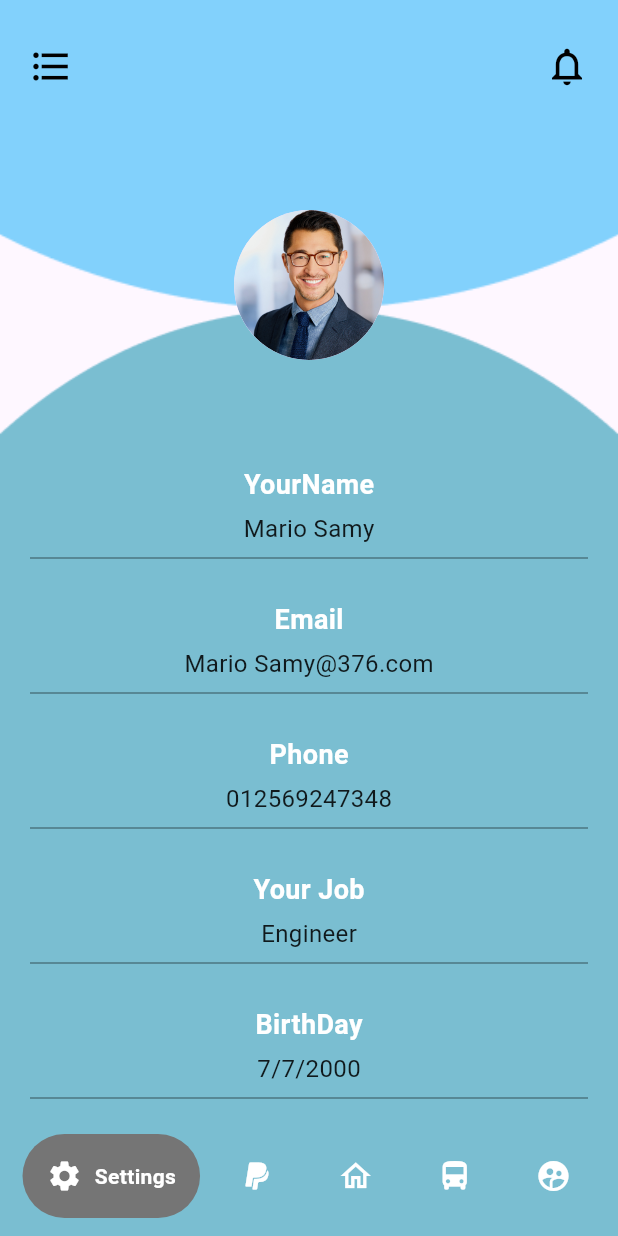
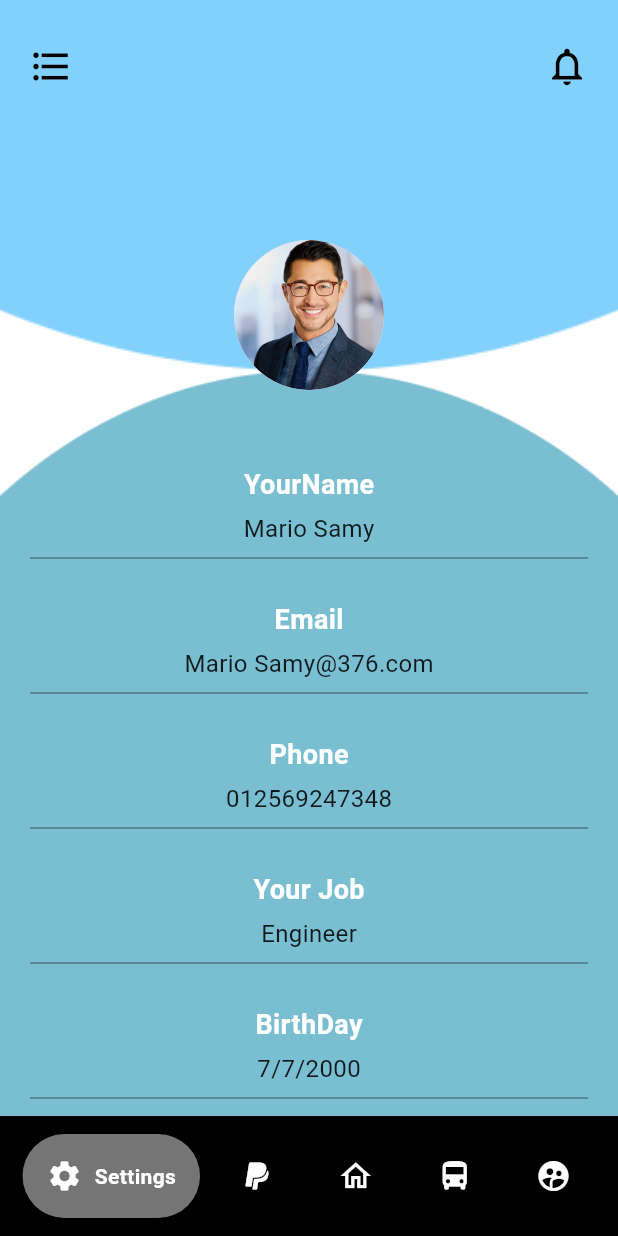
Before and after one commit to aliKhaledIbnAlwalid/EduNourish, a Flutter app: the ParentProfile screen opened directly, on a phone screen of 412 x 824 dp. Run offline on Flutter 3.47's test engine with Material 3 defaults, Android fonts, the phone set to English and light mode, and no system bars; drawn by our look-alikes of google_nav_bar; our stand-ins replace concentric_transition, lottie.

```diff
--- a/lib/main.dart
+++ b/lib/main.dart
@@ -1,3 +1,4 @@
+import 'package:edunourish/parent/parent_profile.dart';
 import 'package:flutter/material.dart';
 
 import 'intro_Screens/on_boarding_screen.dart';
--- a/lib/parent/parent_profile.dart
+++ b/lib/parent/parent_profile.dart
@@ -2,28 +2,25 @@ import 'package:flutter/material.dart';
 import 'package:google_nav_bar/google_nav_bar.dart';
 
 class ParentProfile extends StatelessWidget {
-  const ParentProfile({super.key});
+  const ParentProfile({Key? key}) : super(key: key);
 
   @override
   Widget build(BuildContext context) {
-    return Scaffold(
-
-      body: Stack(
+    return Stack(
       children: [
-          SizedBox(
-            height: MediaQuery.of(context).size.height * 0.25,
-           width: double.infinity,
+        Container(
+          height: MediaQuery.of(context).size.height * 0.3,
           child: Image.asset(
             'assets/parent/Ellipse 11.png',
             fit: BoxFit.cover,
           ),
         ),
         Positioned(
-            top: MediaQuery.of(context).size.height * 0.25,
+          top: MediaQuery.of(context).size.height * 0.3,
           // width: MediaQuery.of(context).size.width,
           child: Container(
             // height: MediaQuery.of(context).size.height * 0.3,
-              decoration: const BoxDecoration(
+            decoration: BoxDecoration(
               shape: BoxShape.circle,
             ),
             child: Image.asset(
@@ -38,32 +35,28 @@ class ParentProfile extends StatelessWidget {
               // Move the CircleAvatar to the desired position
               Positioned(
                 top:
-                      140, // Adjust this to match the red circle's vertical position
+                    160, // Adjust this to match the red circle's vertical position
                 left: MediaQuery.of(context).size.width / 2 -
                     50, // Center horizontally
-                  child: const CircleAvatar(
+                child: CircleAvatar(
                   radius: 50,
                   backgroundImage: AssetImage('assets/parent/Ellipse 12.png'),
                 ),
               ),
               Column(
                 children: [
-                    const SizedBox(
-                      height: 300,
-                    ),
+                  SizedBox(height: 300,),
                   Expanded(
                     child: Padding(
                       padding: const EdgeInsets.symmetric(horizontal: 20),
                       child: ListView(
                         children: const [
                           ProfileDetail(label: "YourName", value: "Mario Samy"),
-                            ProfileDetail(
-                                label: "Email", value: "Mario Samy@376.com"),
+                          ProfileDetail(label: "Email", value: "Mario Samy@376.com"),
                           ProfileDetail(label: "Phone", value: "012569247348"),
                           ProfileDetail(label: "Your Job", value: "Engineer"),
                           ProfileDetail(label: "BirthDay", value: "7/7/2000"),
-                            ProfileDetail(
-                                label: "Your Child Name", value: "Piple"),
+                          ProfileDetail(label: "Your Child Name", value: "Piple"),
                         ],
                       ),
                     ),
@@ -73,49 +66,34 @@ class ParentProfile extends StatelessWidget {
             ],
           ),
           bottomNavigationBar: Container(
-
+            color: Colors.black,
             child: Padding(
-                padding:
-                    const EdgeInsets.symmetric(horizontal: 15.0, vertical: 12.0),
+              padding: const EdgeInsets.symmetric(horizontal: 15.0,vertical: 12.0),
               child: GNav(
-                  backgroundColor: const Color(0xff7ABED1),
+                backgroundColor: Colors.black,
                 color: Colors.white,
                 activeColor: Colors.white,
                 tabBackgroundColor: Colors.grey.shade600,
-                  padding: const EdgeInsets.all(16),
+                padding: EdgeInsets.all(16),
                 gap: 8,
                 tabs: const [
-                    GButton(
-                      icon: Icons.settings,
-                      text: 'Settings',
-                    ),
-                    GButton(
-                      icon: Icons.paypal,
-                      text: 'Paypal',
-                    ),
-                    GButton(
-                      icon: Icons.home_outlined,
-                      text: 'Home',
-                    ),
-                    GButton(
-                      icon: Icons.directions_bus,
-                      text: 'Bus',
-                    ),
-                    GButton(
-                      icon: Icons.supervised_user_circle,
-                      text: 'User',
-                    ),
+                  GButton(icon: Icons.settings, text: 'Settings',),
+                  GButton(icon: Icons.paypal , text: 'Paypal',),
+                  GButton(icon: Icons.home_outlined , text: 'Home',),
+                  GButton(icon: Icons.directions_bus , text: 'Bus',),
+                  GButton(icon: Icons.supervised_user_circle, text: 'User',),
                 ],
               ),
             ),
           ),
         ),
+        // replace them by putting appBar in Scaffold
         Positioned(
           top: 20, // Adjust this value to control vertical position
           left: 10, // Controls the horizontal position from the left
           child: IconButton(
-              onPressed: () {},
-              icon: const Icon(
+            onPressed: (){},
+            icon: Icon(
               Icons.format_list_bulleted_outlined, // Icon for top-left
               color: Colors.black, // You can adjust the color
               size: 30, // Icon size
@@ -126,8 +104,8 @@ class ParentProfile extends StatelessWidget {
           top: 20, // Adjust this value to control vertical position
           right: 10, // Controls the horizontal position from the right
           child: IconButton(
-              onPressed: () {},
-              icon: const Icon(
+            onPressed: (){},
+            icon: Icon(
               Icons.notifications_none_outlined, // Icon for top-right
               color: Colors.black, // You can adjust the color
               size: 30, // Icon size
@@ -135,7 +113,6 @@ class ParentProfile extends StatelessWidget {
           ),
         ),
       ],
-      ),
     );
   }
 }
@@ -145,7 +122,6 @@ class ProfileDetail extends StatelessWidget {
   final String value;
 
   const ProfileDetail({
-    super.key,
     required this.label,
     required this.value,
   });
--- a/pubspec.yaml
+++ b/pubspec.yaml
@@ -39,6 +39,8 @@ dependencies:
   smooth_page_indicator: ^1.0.0
   concentric_transition: ^1.0.1+1
   lottie: ^3.1.3
+  google_maps_flutter: ^2.10.0
+
 dev_dependencies:
   flutter_test:
     sdk: flutter
@@ -67,6 +69,9 @@ flutter:
   assets:
     - assets/
     - assets/parent/
+    - assets/payment_screen/
+    - assets/bus_screen/
+    - assets/classes_screen/
 
   # An image asset can refer to one or more resolution-specific "variants", see
   # https://flutter.dev/to/resolution-aware-images
```
Also changed, not shown: lib/bottom_navigation_bar_screens/bus_screen.dart (added, +118 -0 lines), lib/bottom_navigation_bar_screens/payment_screen.dart (added, +200 -0 lines), lib/classes_screen.dart (added, +198 -0 lines), assets/bus_screen/bus.png (added), assets/bus_screen/🌎 Map Maker_ Alexandria, Alexandria, Egypt (Multi Brand Network).png (added), assets/classes_screen/classes.png (added), assets/classes_screen/math_image.png (added), assets/payment_screen/Mastercard.png (added), assets/payment_screen/payment.png (added), pubspec.lock, 2 other files. Lines whose indentation alone changed are shown as unchanged.
